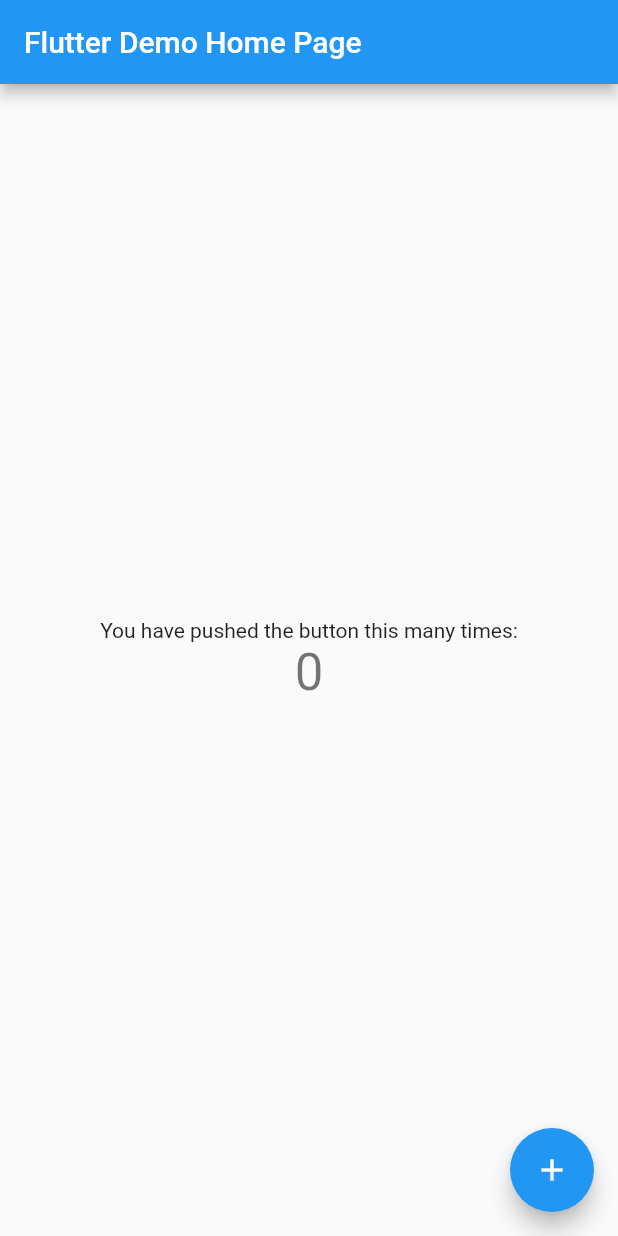
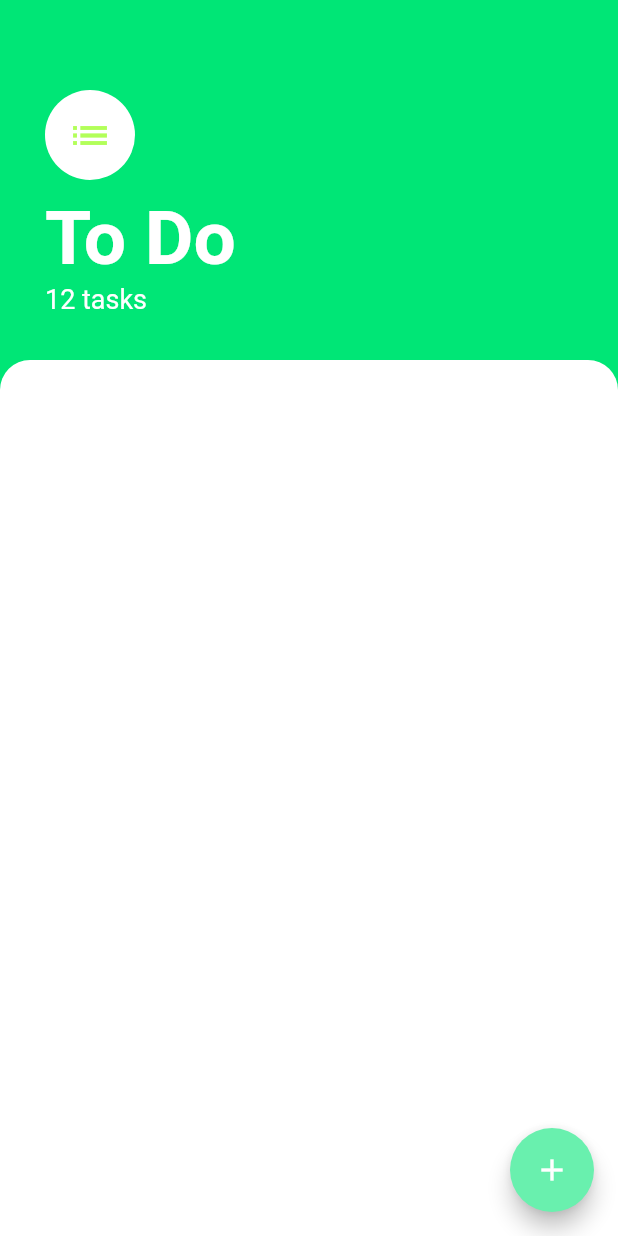
Before and after one commit to yamas-bear/todo_app, a Flutter app: the screen it shows after launch, on a phone screen of 412 x 824 dp. Run offline on Flutter 3.47's test engine with Material 2 defaults, Android fonts, the phone set to English and light mode, and no system bars.

Commit message:
アプリの基本的なレイアウトを作成しました。

```diff
--- a/lib/main.dart
+++ b/lib/main.dart
@@ -1,4 +1,5 @@
 import 'package:flutter/material.dart';
+import 'screens/tasks_screen.dart';
 
 void main() => runApp(MyApp());
 
@@ -6,58 +7,7 @@ class MyApp extends StatelessWidget {
   @override
   Widget build(BuildContext context) {
     return MaterialApp(
-      title: 'Flutter Demo',
-      theme: ThemeData(
-        primarySwatch: Colors.blue,
-      ),
-      home: MyHomePage(title: 'Flutter Demo Home Page'),
+      home: TasksScreen(),
     );
   }
 }
-
-class MyHomePage extends StatefulWidget {
-  MyHomePage({Key key, this.title}) : super(key: key);
-
-  final String title;
-
-  @override
-  _MyHomePageState createState() => _MyHomePageState();
-}
-
-class _MyHomePageState extends State<MyHomePage> {
-  int _counter = 0;
-
-  void _incrementCounter() {
-    setState(() {
-      _counter++;
-    });
-  }
-
-  @override
-  Widget build(BuildContext context) {
-    return Scaffold(
-      appBar: AppBar(
-        title: Text(widget.title),
-      ),
-      body: Center(
-        child: Column(
-          mainAxisAlignment: MainAxisAlignment.center,
-          children: <Widget>[
-            Text(
-              'You have pushed the button this many times:',
-            ),
-            Text(
-              '$_counter',
-              style: Theme.of(context).textTheme.display1,
-            ),
-          ],
-        ),
-      ),
-      floatingActionButton: FloatingActionButton(
-        onPressed: _incrementCounter,
-        tooltip: 'Increment',
-        child: Icon(Icons.add),
-      ),
-    );
-  }
-}
--- /dev/null
+++ b/lib/screens/tasks_screen.dart
@@ -0,0 +1,60 @@
+import 'package:flutter/cupertino.dart';
+import 'package:flutter/material.dart';
+
+class TasksScreen extends StatelessWidget {
+  @override
+  Widget build(BuildContext context) {
+    return Scaffold(
+      backgroundColor: Colors.greenAccent[400],
+      floatingActionButton: FloatingActionButton(
+        backgroundColor: Colors.greenAccent,
+        child: Icon(Icons.add),
+      ),
+      body: Column(
+        crossAxisAlignment: CrossAxisAlignment.start,
+        children: [
+          Container(
+            //containerなのはpaddingを指定することができるから
+            padding: EdgeInsets.only(
+                top: 60, left: 30, bottom: 30, right: 30), //paddingは要素の中
+            child: Column(
+              crossAxisAlignment: CrossAxisAlignment.start,
+              children: <Widget>[
+                CircleAvatar(
+                  child: Icon(Icons.list,
+                      size: 30, color: Colors.lightGreenAccent),
+                  backgroundColor: Colors.white,
+                  radius: 30,
+                ),
+                SizedBox(height: 10),
+                Text(
+                  'To Do',
+                  style: TextStyle(
+                    color: Colors.white,
+                    fontSize: 50,
+                    fontWeight: FontWeight.w700,
+                  ),
+                ),
+                Text(
+                  '12 tasks',
+                  style: TextStyle(fontSize: 18, color: Colors.white),
+                ),
+              ],
+            ),
+          ),
+          Expanded(
+            child: Container(
+              height: 300,
+              decoration: BoxDecoration(
+                  color: Colors.white,
+                  borderRadius: BorderRadius.only(
+                    topLeft: Radius.circular(20),
+                    topRight: Radius.circular(20),
+                  )),
+            ),
+          ),
+        ],
+      ),
+    );
+  }
+}
```
